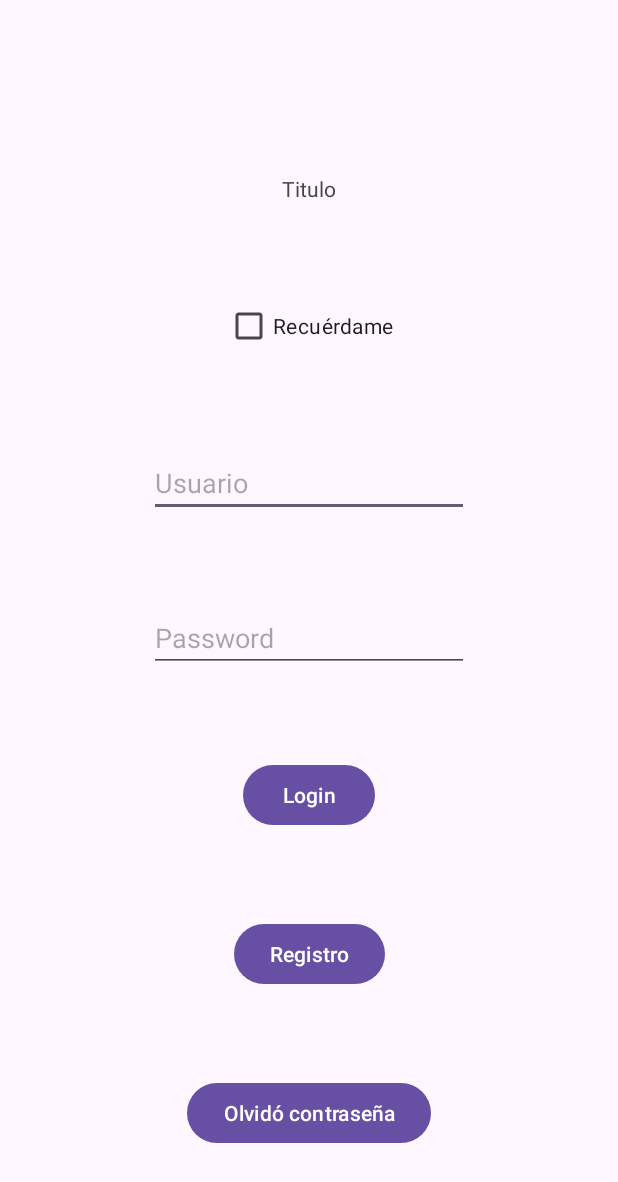
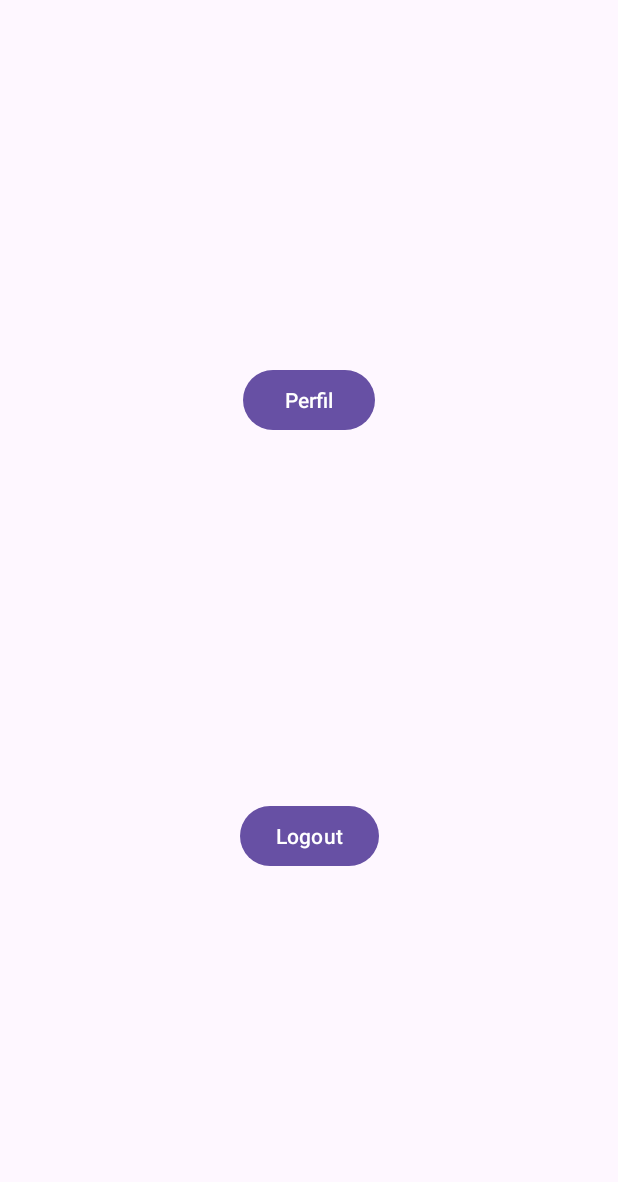
Before and after one commit to corderaa/ElorClass, an Android app: the LoginActivity screen opened directly, with no data from a screen before it, after a tap on "Login", on a phone screen of 412 x 824 dp. Shown: the top 1182 px of the screen. Run offline under Robolectric (Android 15) with nearby library versions, the phone set to English and light mode, and no system bars; our stand-ins replace Room's generated code.

Commit message:
Inicio de panel del perfil

```diff
--- a/app/src/main/AndroidManifest.xml
+++ b/app/src/main/AndroidManifest.xml
@@ -27,6 +27,8 @@
         </activity>
         <activity android:name=".LoginActivity" />
         <activity android:name=".RegisterActivity" />
+        <activity android:name=".MainPanelActivity"/>
+        <activity android:name=".ProfileActivity"/>
     </application>
 
 </manifest>
--- a/app/src/main/java/com/example/elorclass/LoginActivity.kt
+++ b/app/src/main/java/com/example/elorclass/LoginActivity.kt
@@ -79,6 +79,9 @@ class LoginActivity: AppCompatActivity() {
                 }
                 actvUser.text.clear()
                 etPassword.text.clear()
+                val intent = Intent(this, MainPanelActivity::class.java)
+                startActivity(intent)
+                finish()
             } else {
                 Toast.makeText(this, "No conectado", Toast.LENGTH_SHORT).show()
             }
--- /dev/null
+++ b/app/src/main/java/com/example/elorclass/MainPanelActivity.kt
@@ -0,0 +1,46 @@
+package com.example.elorclass
+
+import android.content.Intent
+import android.net.ConnectivityManager
+import android.os.Bundle
+import android.widget.Button
+import android.widget.Toast
+import androidx.activity.enableEdgeToEdge
+import androidx.appcompat.app.AppCompatActivity
+import com.example.elorclass.functionalities.Functionalities
+
+class MainPanelActivity : AppCompatActivity() {
+    override fun onCreate(savedInstanceState: Bundle?) {
+        super.onCreate(savedInstanceState)
+        enableEdgeToEdge()
+        setContentView(R.layout.main_panel)
+        val connectivityManager = getSystemService(ConnectivityManager::class.java) as ConnectivityManager
+        val functionalities = Functionalities()
+        val buttonProfile : Button = findViewById(R.id.buttonProfile)
+        val buttonLogout : Button = findViewById(R.id.buttonLogout)
+
+        buttonProfile.setOnClickListener {
+            if (functionalities.checkConnection(connectivityManager)){
+                val intent = Intent(this, ProfileActivity::class.java)
+                startActivity(intent)
+                finish()
+            } else {
+                Toast.makeText(
+                    this, "No conectado", Toast.LENGTH_SHORT
+                ).show()
+            }
+        }
+
+        buttonLogout.setOnClickListener {
+            if (functionalities.checkConnection(connectivityManager)){
+                val intent = Intent(this, LoginActivity::class.java)
+                startActivity(intent)
+                finish()
+            } else {
+                Toast.makeText(
+                    this, "No conectado", Toast.LENGTH_SHORT
+                ).show()
+            }
+        }
+    }
+}
--- /dev/null
+++ b/app/src/main/res/layout/main_panel.xml
@@ -0,0 +1,28 @@
+<?xml version="1.0" encoding="utf-8"?>
+<androidx.constraintlayout.widget.ConstraintLayout xmlns:android="http://schemas.android.com/apk/res/android"
+    xmlns:app="http://schemas.android.com/apk/res-auto"
+    xmlns:tools="http://schemas.android.com/tools"
+    android:layout_width="match_parent"
+    android:layout_height="match_parent">
+
+    <Button
+        android:id="@+id/buttonProfile"
+        android:layout_width="wrap_content"
+        android:layout_height="wrap_content"
+        android:text="Perfil"
+        app:layout_constraintBottom_toTopOf="@+id/buttonLogout"
+        app:layout_constraintEnd_toEndOf="parent"
+        app:layout_constraintStart_toStartOf="parent"
+        app:layout_constraintTop_toTopOf="parent" />
+
+    <Button
+        android:id="@+id/buttonLogout"
+        android:layout_width="wrap_content"
+        android:layout_height="wrap_content"
+        android:text="Logout"
+        app:layout_constraintBottom_toBottomOf="parent"
+        app:layout_constraintEnd_toEndOf="parent"
+        app:layout_constraintStart_toStartOf="parent"
+        app:layout_constraintTop_toBottomOf="@+id/buttonProfile"
+        tools:layout_editor_absoluteX="159dp" />
+</androidx.constraintlayout.widget.ConstraintLayout>
--- a/app/src/main/res/layout/register.xml
+++ b/app/src/main/res/layout/register.xml
@@ -154,7 +154,7 @@
         android:layout_height="0dp"
         android:backgroundTint="#116173"
         android:text="Registro"
-        app:layout_constraintBottom_toTopOf="@+id/buttonGoBack"
+        app:layout_constraintBottom_toTopOf="@+id/buttonLogout"
         app:layout_constraintEnd_toEndOf="parent"
         app:layout_constraintHeight_percent="0.065"
         app:layout_constraintStart_toStartOf="parent"
@@ -162,7 +162,7 @@
         app:layout_constraintWidth_percent="0.9" />
 
     <Button
-        android:id="@+id/buttonGoBack"
+        android:id="@+id/buttonLogout"
         android:layout_width="370dp"
         android:layout_height="0dp"
         android:backgroundTint="#116173"
```
Also changed, not shown: app/src/main/java/com/example/elorclass/ProfileActivity.kt (added, +92 -0 lines), app/src/main/java/com/example/elorclass/RegisterActivity.kt (+7 -4 lines), app/src/main/res/layout/profile.xml (added, +104 -0 lines).
